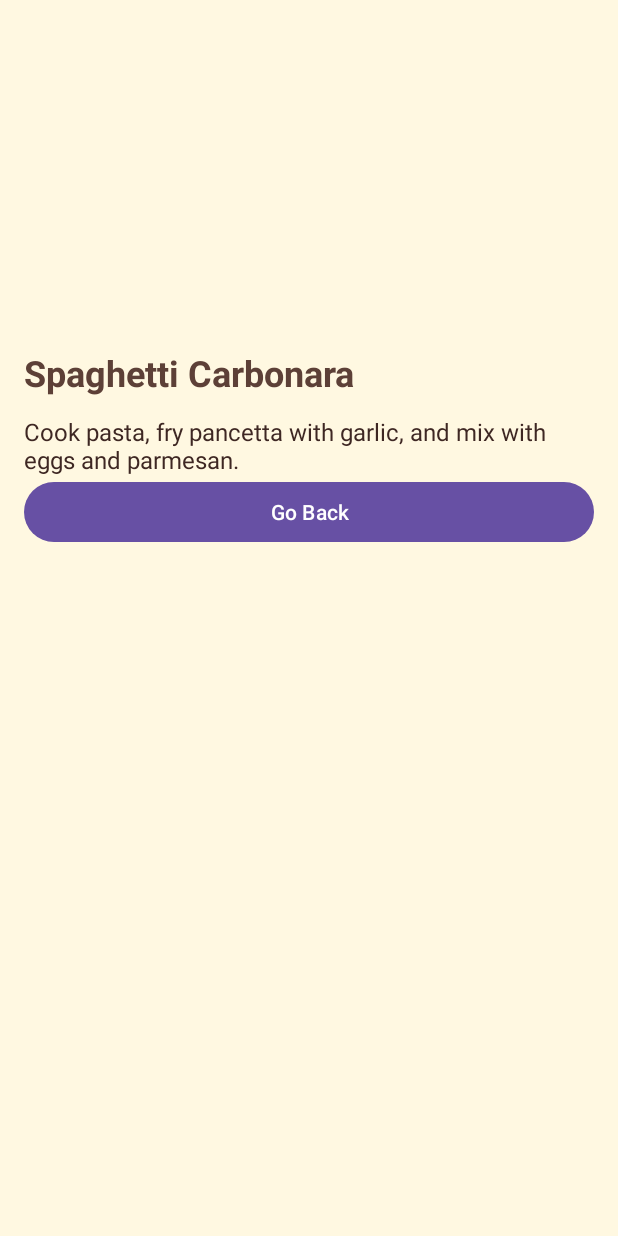
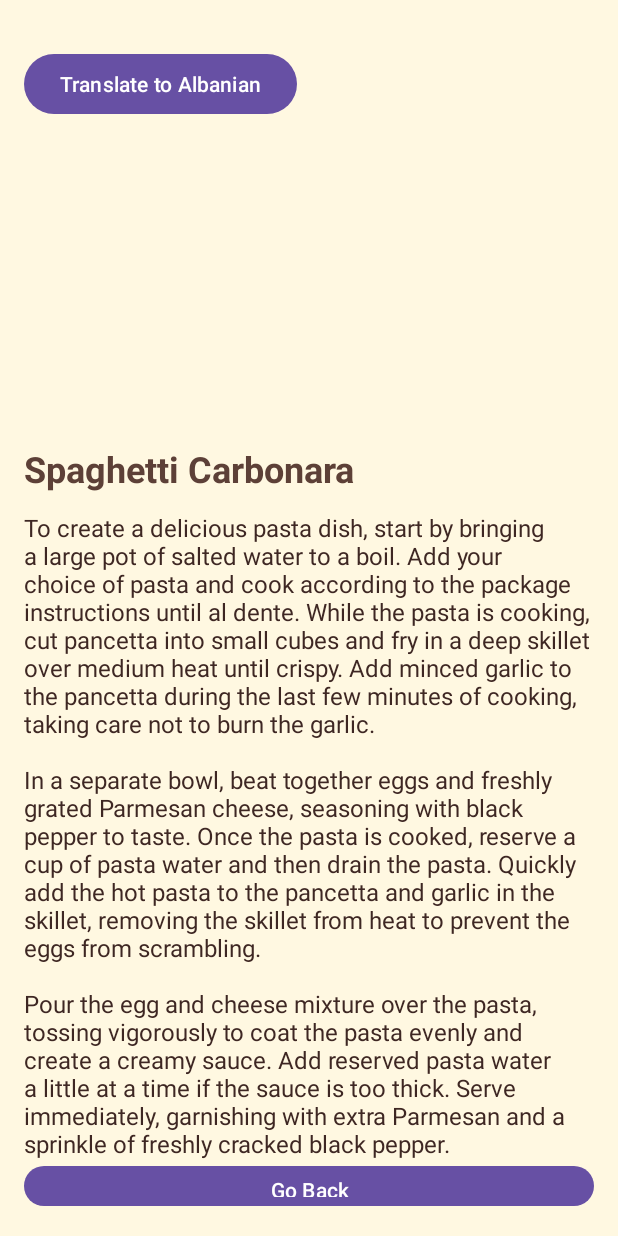
Before and after one commit to gertahodolli/AndroidProject2024, an Android app: the HomeActivity screen opened directly, with no data from a screen before it, after a tap on "Spaghetti Carbonara", on a phone screen of 412 x 824 dp. Run offline under Robolectric (Android 15) with nearby library versions, the phone set to English and light mode, and no system bars.

Commit message:
Make minor updates across multiple files

```diff
--- a/app/src/main/java/com/example/androidproject2024/DatabaseHelper.java
+++ b/app/src/main/java/com/example/androidproject2024/DatabaseHelper.java
@@ -13,7 +13,7 @@ import java.util.List;
 
 public class DatabaseHelper extends SQLiteOpenHelper {
     private static final String DATABASE_NAME = "RecipeDatabase";
-    private static final int DATABASE_VERSION = 2;
+    private static final int DATABASE_VERSION = 3;
     private static final String TABLE_RECIPES = "recipes";
     private static final String COLUMN_ID = "id";
     private static final String COLUMN_NAME = "name";
@@ -45,8 +45,13 @@ public class DatabaseHelper extends SQLiteOpenHelper {
 
     private void insertInitialRecipes(SQLiteDatabase db) {
         List<Recipe> recipes = new ArrayList<>();
-        recipes.add(new Recipe("Spaghetti Carbonara", R.drawable.s_carbonara, "Cook pasta, fry pancetta with garlic, and mix with eggs and parmesan."));
-        recipes.add(new Recipe("Spaghetti Bolognese", R.drawable.s_bolognese, "Cook spaghetti and serve with a hearty meat sauce."));
+        recipes.add(new Recipe("Spaghetti Carbonara", R.drawable.s_carbonara, "To create a delicious pasta dish, start by bringing a large pot of salted water to a boil. Add your choice of pasta and cook according to the package instructions until al dente. While the pasta is cooking, cut pancetta into small cubes and fry in a deep skillet over medium heat until crispy. Add minced garlic to the pancetta during the last few minutes of cooking, taking care not to burn the garlic.\n" +
+                "\n" +
+                "In a separate bowl, beat together eggs and freshly grated Parmesan cheese, seasoning with black pepper to taste. Once the pasta is cooked, reserve a cup of pasta water and then drain the pasta. Quickly add the hot pasta to the pancetta and garlic in the skillet, removing the skillet from heat to prevent the eggs from scrambling.\n" +
+                "\n" +
+                "Pour the egg and cheese mixture over the pasta, tossing vigorously to coat the pasta evenly and create a creamy sauce. Add reserved pasta water a little at a time if the sauce is too thick. Serve immediately, garnishing with extra Parmesan and a sprinkle of freshly cracked black pepper."));
+
+        recipes.add(new Recipe("Spaghetti Bolognese", R.drawable.s_bolognese, "Cook spaghetti and serve with a hearty meat sauce.bblla blla bllaa blaa bllaa "));
         recipes.add(new Recipe("Spaghetti Aglio e Olio", R.drawable.s_aglio_olio, "Sauté garlic in olive oil, add red pepper flakes, and toss with spaghetti."));
         recipes.add(new Recipe("Spaghetti al Pomodoro", R.drawable.s_pomodoro, "Simple tomato sauce with fresh basil served over spaghetti."));
         recipes.add(new Recipe("Spaghetti alla Puttanesca", R.drawable.s_puttanesca, "Tomato sauce with olives, anchovies, and capers."));
--- a/app/src/main/java/com/example/androidproject2024/HomeActivity.java
+++ b/app/src/main/java/com/example/androidproject2024/HomeActivity.java
@@ -6,12 +6,19 @@ import android.os.Bundle;
 import androidx.appcompat.app.ActionBarDrawerToggle;
 import androidx.appcompat.app.AppCompatActivity;
 import androidx.appcompat.widget.Toolbar;
+import androidx.coordinatorlayout.widget.CoordinatorLayout;
 import androidx.drawerlayout.widget.DrawerLayout;
 import androidx.recyclerview.widget.GridLayoutManager;
 import androidx.recyclerview.widget.RecyclerView;
 import com.google.android.material.navigation.NavigationView;
+import com.google.android.material.snackbar.Snackbar;
+
 import java.util.List;
 import androidx.core.view.GravityCompat;
+
+import android.view.Gravity;
+import android.view.View;
+import android.widget.FrameLayout;
 import android.widget.Toast;
 import android.util.Log;
 
@@ -26,6 +33,8 @@ public class HomeActivity extends AppCompatActivity {
     protected void onCreate(Bundle savedInstanceState) {
         super.onCreate(savedInstanceState);
         setContentView(R.layout.activity_home);
+
+        showWelcomeMessage();
 
         Toolbar toolbar = findViewById(R.id.toolbar); // Ensure there's a toolbar in your layout
         setSupportActionBar(toolbar);
@@ -45,6 +54,7 @@ public class HomeActivity extends AppCompatActivity {
         toggle.syncState();
 
         navigationView.setNavigationItemSelectedListener(item -> {
+
             int id = item.getItemId();
 
             if (id == R.id.nav_home) {
@@ -56,6 +66,7 @@ public class HomeActivity extends AppCompatActivity {
             } else if (id == R.id.nav_about) {
                 Intent intent = new Intent(this, AboutUsActivity.class);
                 startActivity(intent);
+
             } else if(id == R.id.nav_login){
                 Intent intent = new Intent(this, LoginActivity.class);
                 startActivity(intent);
@@ -64,6 +75,13 @@ public class HomeActivity extends AppCompatActivity {
             return true;
         });
     }
+
+    private void showWelcomeMessage() {
+        Toast.makeText(this, "Welcome to Recipes Dairy!", Toast.LENGTH_LONG).show();
+    }
+
+
+
 
     private void loadRecipes() {
         new Thread(() -> {
@@ -79,5 +97,4 @@ public class HomeActivity extends AppCompatActivity {
                 runOnUiThread(() -> Toast.makeText(HomeActivity.this, "Failed to load recipes", Toast.LENGTH_SHORT).show());
             }
         }).start();
-    }
-}
+}}
--- a/app/src/main/java/com/example/androidproject2024/RecipeDetailsActivity.java
+++ b/app/src/main/java/com/example/androidproject2024/RecipeDetailsActivity.java
@@ -24,8 +24,9 @@ public class RecipeDetailsActivity extends AppCompatActivity {
 
         // Get data from intent
         String name = getIntent().getStringExtra("name");
-        int image = getIntent().getIntExtra("img.png", 0);
+        int image = getIntent().getIntExtra("imageResourceId", 0);
         String instructions = getIntent().getStringExtra("instructions");
+
 
         // Set data
         recipeNameTextView.setText(name);
--- /dev/null
+++ b/app/src/main/res/drawable/ic_login.xml
@@ -0,0 +1,5 @@
+<vector xmlns:android="http://schemas.android.com/apk/res/android" android:alpha="0.89" android:height="510dp" android:viewportHeight="512" android:viewportWidth="512" android:width="510dp">
+
+    <path android:fillColor="#FF000000" android:pathData="M217.9,105.9L340.7,228.7c7.2,7.2 11.3,17.1 11.3,27.3s-4.1,20.1 -11.3,27.3L217.9,406.1c-6.4,6.4 -15,9.9 -24,9.9c-18.7,0 -33.9,-15.2 -33.9,-33.9l0,-62.1L32,320c-17.7,0 -32,-14.3 -32,-32l0,-64c0,-17.7 14.3,-32 32,-32l128,0 0,-62.1c0,-18.7 15.2,-33.9 33.9,-33.9c9,0 17.6,3.6 24,9.9zM352,416l64,0c17.7,0 32,-14.3 32,-32l0,-256c0,-17.7 -14.3,-32 -32,-32l-64,0c-17.7,0 -32,-14.3 -32,-32s14.3,-32 32,-32l64,0c53,0 96,43 96,96l0,256c0,53 -43,96 -96,96l-64,0c-17.7,0 -32,-14.3 -32,-32s14.3,-32 32,-32z"/>
+
+</vector>
--- a/app/src/main/res/layout/activity_login.xml
+++ b/app/src/main/res/layout/activity_login.xml
@@ -51,10 +51,5 @@
         android:layout_height="wrap_content"
         android:text="Register" />
 
-    <Button
-        android:id="@+id/newButton"
-        android:layout_width="wrap_content"
-        android:layout_height="wrap_content"
-        android:text="Click Me" />
 
 </LinearLayout>
--- a/app/src/main/res/layout/activity_recipe_details.xml
+++ b/app/src/main/res/layout/activity_recipe_details.xml
@@ -4,6 +4,15 @@
     android:orientation="vertical"
     android:padding="16dp"
     android:background="#FFF8E1">
+
+
+    <Button
+        android:id="@+id/btnTranslate"
+        android:layout_width="wrap_content"
+        android:layout_height="wrap_content"
+        android:text="Translate to Albanian"
+        android:layout_marginTop="16dp"/>
+
 
     <ImageView
         android:id="@+id/recipeImageView"
```
Also changed, not shown: app/src/main/java/com/example/androidproject2024/ForgetPasswordActivity.java (+7 -1 lines), app/src/main/java/com/example/androidproject2024/LoginActivity.java (+1 -8 lines), app/src/main/res/layout/activity_forget_password.xml (+7 -0 lines).
